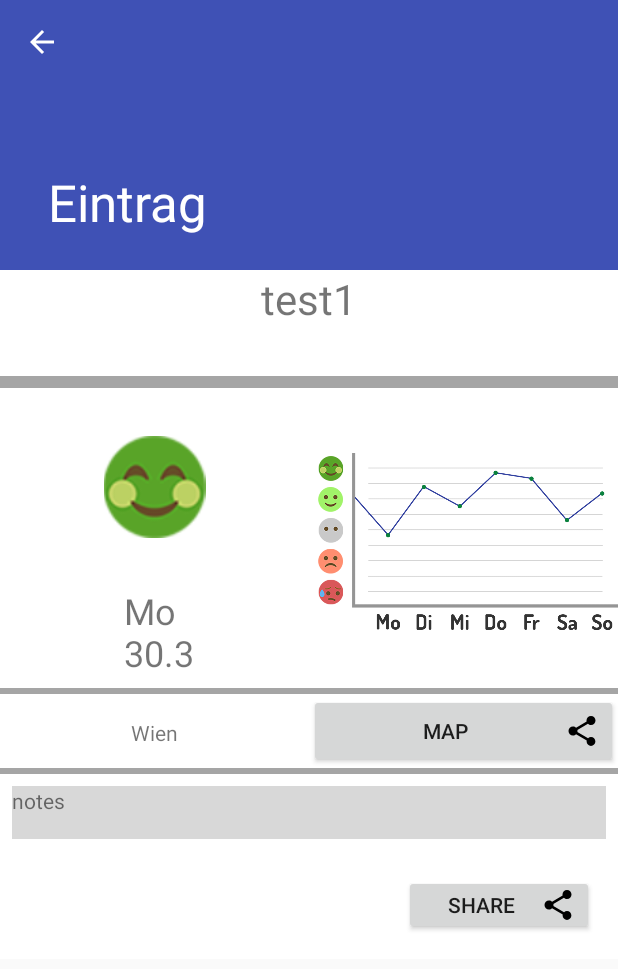
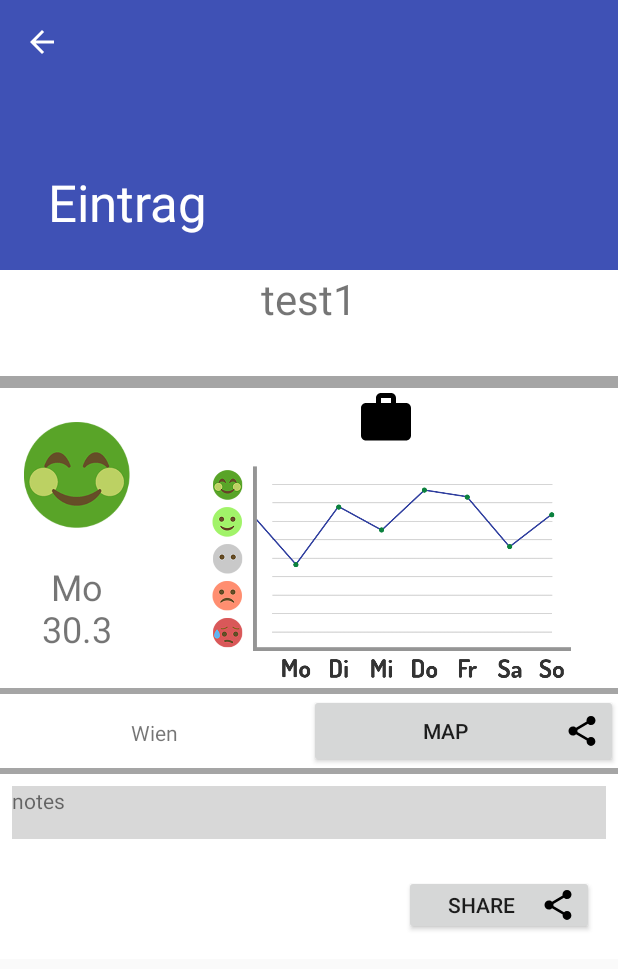
Before and after one commit to mpharp/dialyApp, an Android app: the EntryView screen opened directly, with no data from a screen before it, on a phone screen of 412 x 824 dp. Shown: the top 969 px of the screen. Run offline under Robolectric (Android 15) with nearby library versions, the phone set to English and light mode, and no system bars; 2 statements that could not run were skipped.

Commit message:
New Entry Categories added

```diff
--- a/app/src/main/res/layout/content_entry_view.xml
+++ b/app/src/main/res/layout/content_entry_view.xml
@@ -32,7 +32,7 @@
             android:layout_width="match_parent"
             android:layout_height="match_parent"
             android:orientation="horizontal">
-            <!--Activities die ja nach json inhalt anders gefärbt sind-->
+            <!-- Activities die ja nach json inhalt anders gefärbt sind -->
 
         </LinearLayout>
         <!--Trenner-->
@@ -40,12 +40,13 @@
             android:layout_width="match_parent"
             android:layout_height="4dp"
             android:background="#70333333"/>
-      <!--emo Datum Photo-->
+
+      <!-- Header -->
         <LinearLayout
             android:layout_width="match_parent"
             android:layout_height="200dp"
             android:orientation="horizontal">
-            <!--Emo und Datum -->
+            <!-- Stimmung und Datum -->
             <LinearLayout
                 android:layout_width="0dp"
                 android:layout_weight="1"
@@ -57,26 +58,45 @@
                     android:layout_width="match_parent"
                     android:layout_height="0dp"
                     android:layout_weight="1"
-                    android:layout_margin="32dp"
-                    android:src="@drawable/em1"/>
+                    android:layout_margin="16dp"
+                    android:src="@drawable/em1_h"/>
                 <TextView
                     android:id="@+id/date_entry_view"
                     android:layout_width="match_parent"
                     android:layout_height="0dp"
                     android:layout_weight="1"
-                    android:text="Mo \n 30.3"
+                    android:text="Mo\n30.3"
                     android:textSize="24sp"
                     android:textAlignment="center"/>
             </LinearLayout>
-            <!--Photo-->
-            <ImageView
-                android:id="@+id/photo_entry_view"
+
+            <!-- Foto und Kategorien -->
+            <LinearLayout
                 android:layout_width="0dp"
-                android:layout_weight="1"
+                android:layout_height="match_parent"
+                android:layout_weight="3"
+                android:orientation="vertical">
+                <LinearLayout
+                    android:layout_width="match_parent"
+                    android:layout_height="0dp"
+                    android:layout_weight="1"
+                    android:orientation="horizontal">
+                    <ImageView
+                        android:layout_width="0dp"
+                        android:layout_height="match_parent"
+                        android:layout_weight="1"
+                        android:src="@drawable/ic_work"/>
+                </LinearLayout>
+                <!-- Foto -->
+                <ImageView
+                    android:id="@+id/photo_entry_view"
+                    android:layout_width="match_parent"
+                    android:layout_height="0dp"
+                    android:layout_weight="4"
+                    android:src="@drawable/stat_verlauf"
 
-                android:src="@drawable/stat_verlauf"
-                android:layout_height="match_parent"
-                />
+                    />
+            </LinearLayout>
 
         </LinearLayout>
         <!--Trenner-->
@@ -119,7 +139,7 @@
         <TextView
             android:id="@+id/notes_entry_view"
             android:layout_width="match_parent"
-            android:layout_height="match_parent"
+            android:layout_height="wrap_content"
             android:layout_margin="8dp"
             android:background="#30333333"
             android:text="notes\n"/><!-- hier notizen aus json einfügen-->
```
Also changed, not shown: app/src/main/res/drawable/em1_h.png (added), app/src/main/res/drawable/em2_h.png (added), app/src/main/res/drawable/em3_h.png (added), app/src/main/res/drawable/em4_h.png (added), app/src/main/res/drawable/em5_h.png (added).
